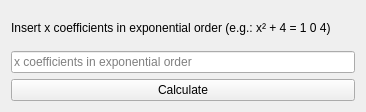
Old version of the form Inversitive/inversitive.ui in the repository massix/Sensitive.
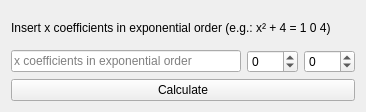
New version of the form.

Commit message: Added range to inversitive

Diff of the .ui file:
```diff
--- a/Inversitive/inversitive.ui
+++ b/Inversitive/inversitive.ui
@@ -35,6 +35,26 @@
          </property>
         </widget>
        </item>
+       <item>
+        <widget class="QSpinBox" name="minimum">
+         <property name="minimum">
+          <number>-100</number>
+         </property>
+         <property name="maximum">
+          <number>100</number>
+         </property>
+        </widget>
+       </item>
+       <item>
+        <widget class="QSpinBox" name="maximum">
+         <property name="minimum">
+          <number>-100</number>
+         </property>
+         <property name="maximum">
+          <number>100</number>
+         </property>
+        </widget>
+       </item>
       </layout>
      </item>
      <item>
```
The commit also changes 1 other file.
